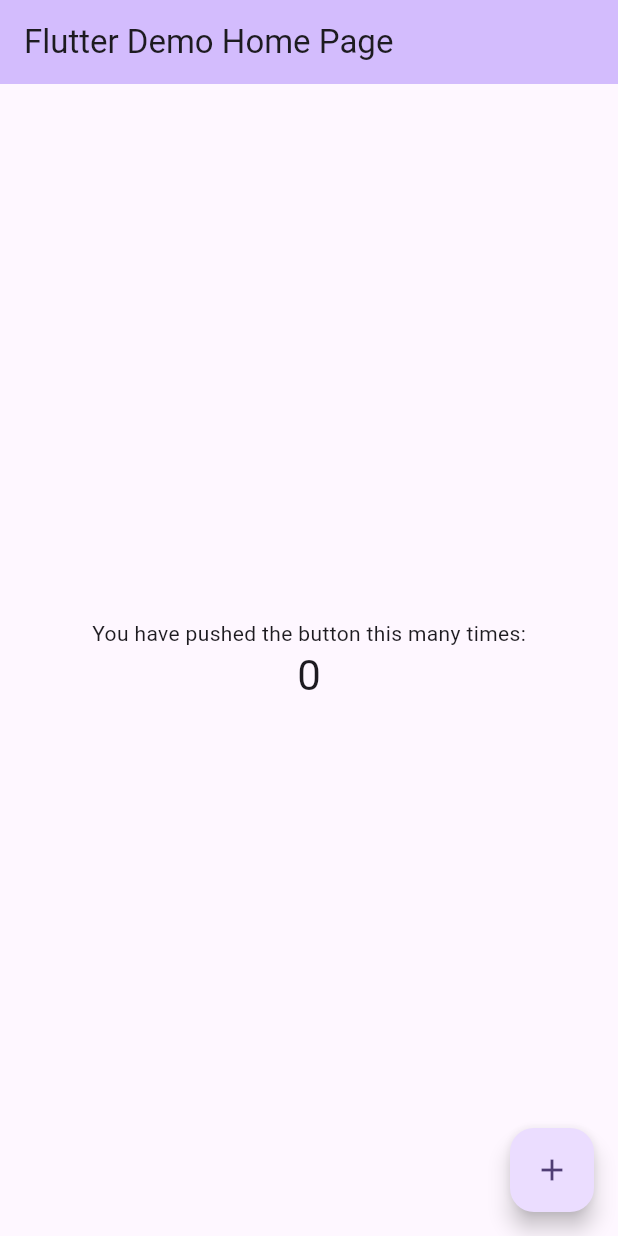
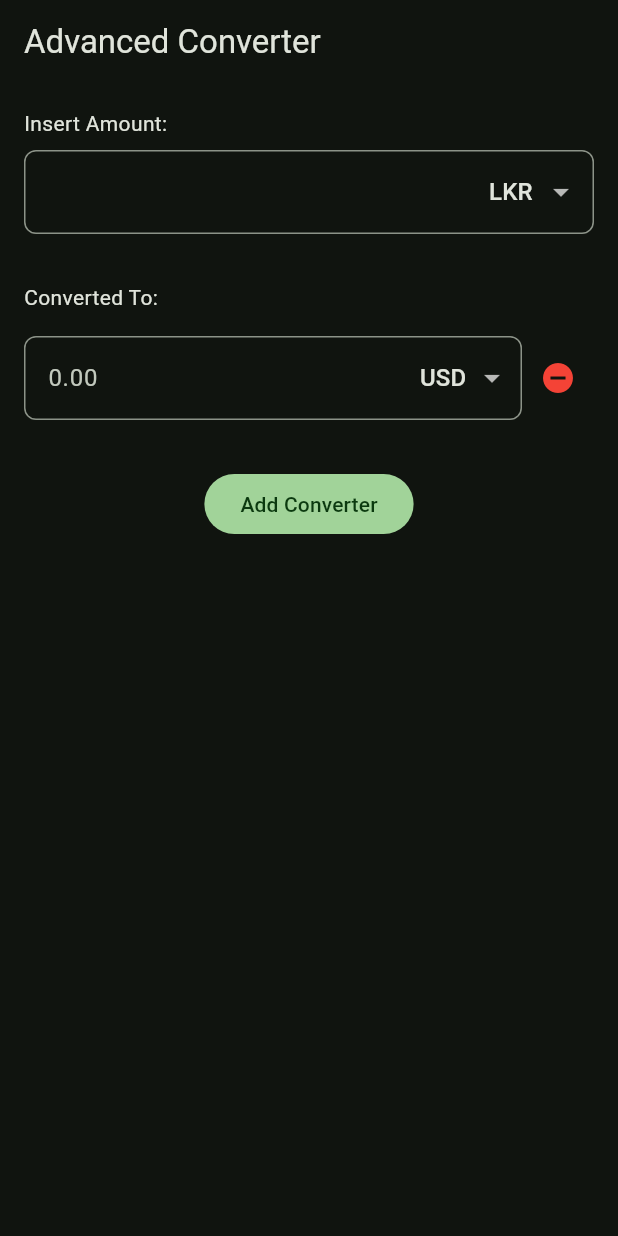
Before and after one commit to ShenalNirushka/currency_converter, a Flutter app: the screen it shows after launch, on a phone screen of 412 x 824 dp. Run offline on Flutter 3.47's test engine with Material 3 defaults, Android fonts, the phone set to English and light mode, and no system bars; our stand-ins replace shared_preferences.

Commit message:
ui changes

```diff
--- /dev/null
+++ b/lib/core/routes.dart
@@ -0,0 +1,6 @@
+import 'package:currency_converter/feature/currency_conversion/views/conversion_screen.dart';
+import 'package:flutter/material.dart';
+
+var routes = <String,WidgetBuilder>{
+  '/':(context) => const ConversionScreen(),
+};
--- /dev/null
+++ b/lib/feature/currency_conversion/views/conversion_screen.dart
@@ -0,0 +1,182 @@
+import 'package:flutter/material.dart';
+import 'package:shared_preferences/shared_preferences.dart';
+
+class ConversionScreen extends StatefulWidget {
+  const ConversionScreen({super.key});
+
+  @override
+  State<ConversionScreen> createState() => _ConversionScreenState();
+}
+
+class _ConversionScreenState extends State<ConversionScreen> {
+  List<String> currencyList = [
+    'USD', 'EUR', 'JPY', 'GBP', 'AUD', 'CAD', 'CHF', 'CNY', 'SEK', 'NZD',
+    'INR', 'RUB', 'ZAR', 'BRL', 'SGD', 'MXN', 'HKD', 'NOK', 'KRW', 'TRY', 'THB', 'LKR',
+  ];
+
+  String baseCurrency = 'LKR';
+  double amount = 0.0;
+  List<String> targetCurrencies = [];
+
+  @override
+  void initState() {
+    super.initState();
+    _loadPreferredCurrencies();
+  }
+
+  // Load preferred currencies from Shared Preferences
+  Future<void> _loadPreferredCurrencies() async {
+    SharedPreferences prefs = await SharedPreferences.getInstance();
+    List<String>? storedCurrencies = prefs.getStringList('targetCurrencies');
+    if (storedCurrencies != null) {
+      setState(() {
+        targetCurrencies = storedCurrencies;
+      });
+    } else {
+      // If no stored currencies, add a default one
+      setState(() {
+        targetCurrencies = ['USD'];
+      });
+    }
+  }
+
+  // Save preferred currencies to Shared Preferences
+  Future<void> _savePreferredCurrencies() async {
+    SharedPreferences prefs = await SharedPreferences.getInstance();
+    await prefs.setStringList('targetCurrencies', targetCurrencies);
+  }
+
+  // Mock function to convert the amount
+  double _convertCurrency(double amount, String base, String target) {
+    double conversionRate = 0.85; // Mock conversion rate
+    return amount * conversionRate;
+  }
+
+  void _addNewConverter() {
+    setState(() {
+      targetCurrencies.add(currencyList[0]);
+      _savePreferredCurrencies(); // Save after adding
+    });
+  }
+
+  // Function to remove a target currency
+  void _removeConverter(int index) {
+    setState(() {
+      targetCurrencies.removeAt(index);
+      _savePreferredCurrencies(); // Save after removing
+    });
+    ScaffoldMessenger.of(context).showSnackBar(
+      SnackBar(content: Text('Converter removed')),
+    );
+  }
+
+  @override
+  Widget build(BuildContext context) {
+    return Scaffold(
+      appBar: AppBar(
+        title: const Text('Advanced Converter'),
+      ),
+      body: Padding(
+        padding: const EdgeInsets.all(16.0),
+        child: ListView(
+          children: [
+            const Text('Insert Amount:'),
+            const SizedBox(height: 8),
+            TextField(
+              decoration: InputDecoration(
+                border: OutlineInputBorder(borderRadius: BorderRadius.circular(8)),
+                suffixIcon: Padding(
+                  padding: const EdgeInsets.symmetric(horizontal: 10),
+                  child: DropdownButton<String>(
+                    value: baseCurrency,
+                    onChanged: (String? newValue) {
+                      if (newValue != null) {
+                        setState(() {
+                          baseCurrency = newValue;
+                        });
+                      }
+                    },
+                    items: currencyList.map<DropdownMenuItem<String>>((String value) {
+                      return DropdownMenuItem<String>(
+                        value: value,
+                        child: Text(value),
+                      );
+                    }).toList(),
+                    underline: Container(),
+                  ),
+                ),
+              ),
+              keyboardType: TextInputType.number,
+              onChanged: (value) {
+                setState(() {
+                  amount = double.tryParse(value) ?? 0.0;
+                });
+              },
+            ),
+            const SizedBox(height: 32),
+            const Text('Converted To:'),
+            const SizedBox(height: 8),
+            ...targetCurrencies.asMap().entries.map((entry) {
+              int index = entry.key;
+              String targetCurrency = entry.value;
+              double convertedValue = _convertCurrency(amount, baseCurrency, targetCurrency);
+
+              return Padding(
+                padding: const EdgeInsets.symmetric(vertical: 8.0),
+                child: Row(
+                  children: [
+                    Expanded(
+                      child: TextField(
+                        readOnly: true,
+                        decoration: InputDecoration(
+                          border: OutlineInputBorder(borderRadius: BorderRadius.circular(8)),
+                          suffixIcon: Padding(
+                            padding: const EdgeInsets.symmetric(horizontal: 8),
+                            child: DropdownButton<String>(
+                              value: targetCurrency,
+                              onChanged: (String? newValue) {
+                                if (newValue != null) {
+                                  setState(() {
+                                    targetCurrencies[index] = newValue;
+                                    _savePreferredCurrencies(); // Save after changing
+                                  });
+                                }
+                              },
+                              items: currencyList.map<DropdownMenuItem<String>>((String value) {
+                                return DropdownMenuItem<String>(
+                                  value: value,
+                                  child: Text(value),
+                                );
+                              }).toList(),
+                              underline: Container(),
+                            ),
+                          ),
+                          hintText: convertedValue.toStringAsFixed(2),
+                        ),
+                      ),
+                    ),
+                    IconButton(
+                      icon: const Icon(Icons.remove_circle, color: Colors.red),
+                      onPressed: () => _removeConverter(index),
+                    ),
+                  ],
+                ),
+              );
+            }),
+
+            const SizedBox(height: 24),
+            Row(
+              mainAxisAlignment: MainAxisAlignment.spaceEvenly,
+              children: [
+                FilledButton(
+                  onPressed: _addNewConverter,
+                  child: const Text('Add Converter'),
+                ),
+              ],
+            ),
+          ],
+        ),
+      ),
+    );
+  }
+}
--- a/lib/main.dart
+++ b/lib/main.dart
@@ -1,3 +1,4 @@
+import 'package:currency_converter/core/routes.dart';
 import 'package:flutter/material.dart';
 
 void main() {
@@ -13,113 +14,11 @@ class MyApp extends StatelessWidget {
     return MaterialApp(
       title: 'Flutter Demo',
       theme: ThemeData(
-        // This is the theme of your application.
-        //
-        // TRY THIS: Try running your application with "flutter run". You'll see
-        // the application has a purple toolbar. Then, without quitting the app,
-        // try changing the seedColor in the colorScheme below to Colors.green
-        // and then invoke "hot reload" (save your changes or press the "hot
-        // reload" button in a Flutter-supported IDE, or press "r" if you used
-        // the command line to start the app).
-        //
-        // Notice that the counter didn't reset back to zero; the application
-        // state is not lost during the reload. To reset the state, use hot
-        // restart instead.
-        //
-        // This works for code too, not just values: Most code changes can be
-        // tested with just a hot reload.
-        colorScheme: ColorScheme.fromSeed(seedColor: Colors.deepPurple),
+        colorScheme: ColorScheme.fromSeed(seedColor: Color.fromARGB(255, 33, 243, 75),brightness: Brightness.dark),
+        brightness: Brightness.dark,
         useMaterial3: true,
       ),
-      home: const MyHomePage(title: 'Flutter Demo Home Page'),
+      routes: routes,
     );
   }
 }
-
-class MyHomePage extends StatefulWidget {
-  const MyHomePage({super.key, required this.title});
-
-  // This widget is the home page of your application. It is stateful, meaning
-  // that it has a State object (defined below) that contains fields that affect
-  // how it looks.
-
-  // This class is the configuration for the state. It holds the values (in this
-  // case the title) provided by the parent (in this case the App widget) and
-  // used by the build method of the State. Fields in a Widget subclass are
-  // always marked "final".
-
-  final String title;
-
-  @override
-  State<MyHomePage> createState() => _MyHomePageState();
-}
-
-class _MyHomePageState extends State<MyHomePage> {
-  int _counter = 0;
-
-  void _incrementCounter() {
-    setState(() {
-      // This call to setState tells the Flutter framework that something has
-      // changed in this State, which causes it to rerun the build method below
-      // so that the display can reflect the updated values. If we changed
-      // _counter without calling setState(), then the build method would not be
-      // called again, and so nothing would appear to happen.
-      _counter++;
-    });
-  }
-
-  @override
-  Widget build(BuildContext context) {
-    // This method is rerun every time setState is called, for instance as done
-    // by the _incrementCounter method above.
-    //
-    // The Flutter framework has been optimized to make rerunning build methods
-    // fast, so that you can just rebuild anything that needs updating rather
-    // than having to individually change instances of widgets.
-    return Scaffold(
-      appBar: AppBar(
-        // TRY THIS: Try changing the color here to a specific color (to
-        // Colors.amber, perhaps?) and trigger a hot reload to see the AppBar
-        // change color while the other colors stay the same.
-        backgroundColor: Theme.of(context).colorScheme.inversePrimary,
-        // Here we take the value from the MyHomePage object that was created by
-        // the App.build method, and use it to set our appbar title.
-        title: Text(widget.title),
-      ),
-      body: Center(
-        // Center is a layout widget. It takes a single child and positions it
-        // in the middle of the parent.
-        child: Column(
-          // Column is also a layout widget. It takes a list of children and
-          // arranges them vertically. By default, it sizes itself to fit its
-          // children horizontally, and tries to be as tall as its parent.
-          //
-          // Column has various properties to control how it sizes itself and
-          // how it positions its children. Here we use mainAxisAlignment to
-          // center the children vertically; the main axis here is the vertical
-          // axis because Columns are vertical (the cross axis would be
-          // horizontal).
-          //
-          // TRY THIS: Invoke "debug painting" (choose the "Toggle Debug Paint"
-          // action in the IDE, or press "p" in the console), to see the
-          // wireframe for each widget.
-          mainAxisAlignment: MainAxisAlignment.center,
-          children: <Widget>[
-            const Text(
-              'You have pushed the button this many times:',
-            ),
-            Text(
-              '$_counter',
-              style: Theme.of(context).textTheme.headlineMedium,
-            ),
-          ],
-        ),
-      ),
-      floatingActionButton: FloatingActionButton(
-        onPressed: _incrementCounter,
-        tooltip: 'Increment',
-        child: const Icon(Icons.add),
-      ), // This trailing comma makes auto-formatting nicer for build methods.
-    );
-  }
-}
```
Also changed, not shown: lib/feature/currency_conversion/model/currency.dart (added, +27 -0 lines).
